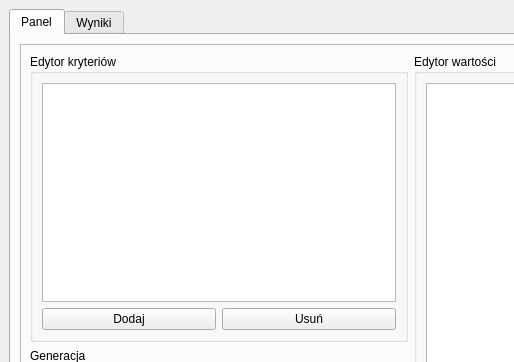
Above: lab1/OW_GUI/form.ui from Julnowak/Optymalizacja-wielokryterialna before the change; both pictures show x 0 to 514 and y 0 to 362 of the 1200 by 600 pixel window. Below: the same form after it.
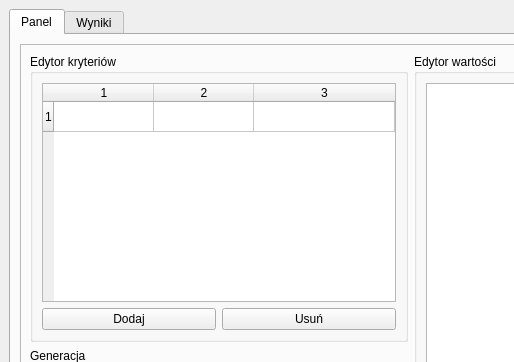
That is the form after the change.

What changed in the file:
```diff
--- a/lab1/OW_GUI/form.ui
+++ b/lab1/OW_GUI/form.ui
@@ -58,7 +58,33 @@
                </widget>
               </item>
               <item row="0" column="0" colspan="2">
-               <widget class="QTableWidget" name="criteriaTable"/>
+               <widget class="QTableWidget" name="criteriaTable">
+                <property name="autoScrollMargin">
+                 <number>16</number>
+                </property>
+                <property name="rowCount">
+                 <number>1</number>
+                </property>
+                <property name="columnCount">
+                 <number>3</number>
+                </property>
+                <attribute name="horizontalHeaderCascadingSectionResizes">
+                 <bool>false</bool>
+                </attribute>
+                <attribute name="horizontalHeaderShowSortIndicator" stdset="0">
+                 <bool>false</bool>
+                </attribute>
+                <attribute name="horizontalHeaderStretchLastSection">
+                 <bool>true</bool>
+                </attribute>
+                <attribute name="verticalHeaderCascadingSectionResizes">
+                 <bool>false</bool>
+                </attribute>
+                <row/>
+                <column/>
+                <column/>
+                <column/>
+               </widget>
               </item>
              </layout>
             </widget>
```
